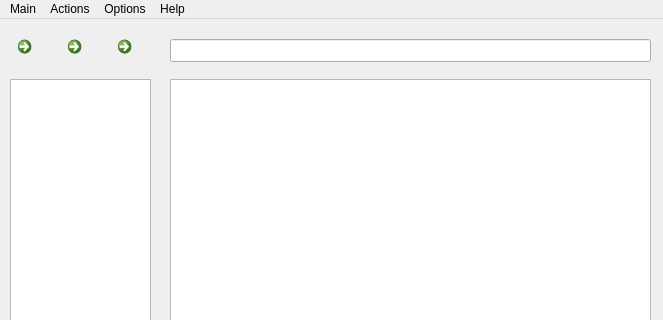
This is src/qfile/qfile.ui in fluxer/bfp as Qt 5 draws it before an edit; both pictures show x 0 to 663 and y 0 to 320 of the 663 by 470 pixel window. The edited form follows.
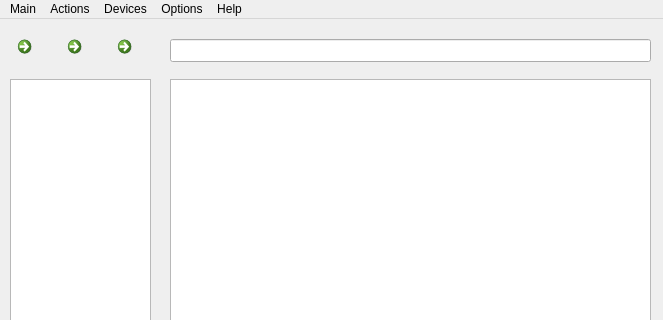
This is the edited form. Icons and pictures are not drawn.

```diff
--- a/src/qfile/qfile.ui
+++ b/src/qfile/qfile.ui
@@ -214,8 +214,14 @@
     <addaction name="menuView"/>
     <addaction name="actionPreferences"/>
    </widget>
+   <widget class="QMenu" name="menuDevices">
+    <property name="title">
+     <string>Devices</string>
+    </property>
+   </widget>
    <addaction name="menuMain"/>
    <addaction name="menuActions"/>
+   <addaction name="menuDevices"/>
    <addaction name="menuOptions"/>
    <addaction name="menuHelp"/>
   </widget>
```
Left out of the diff: 2 changed lines with no effect on the pictures.
